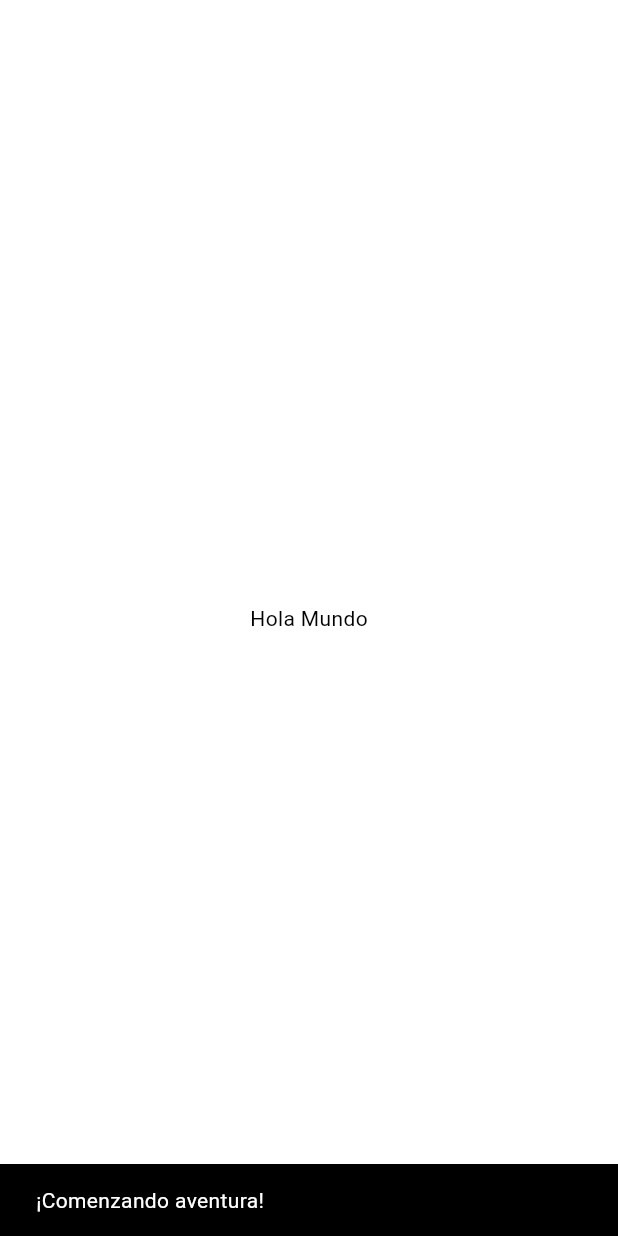
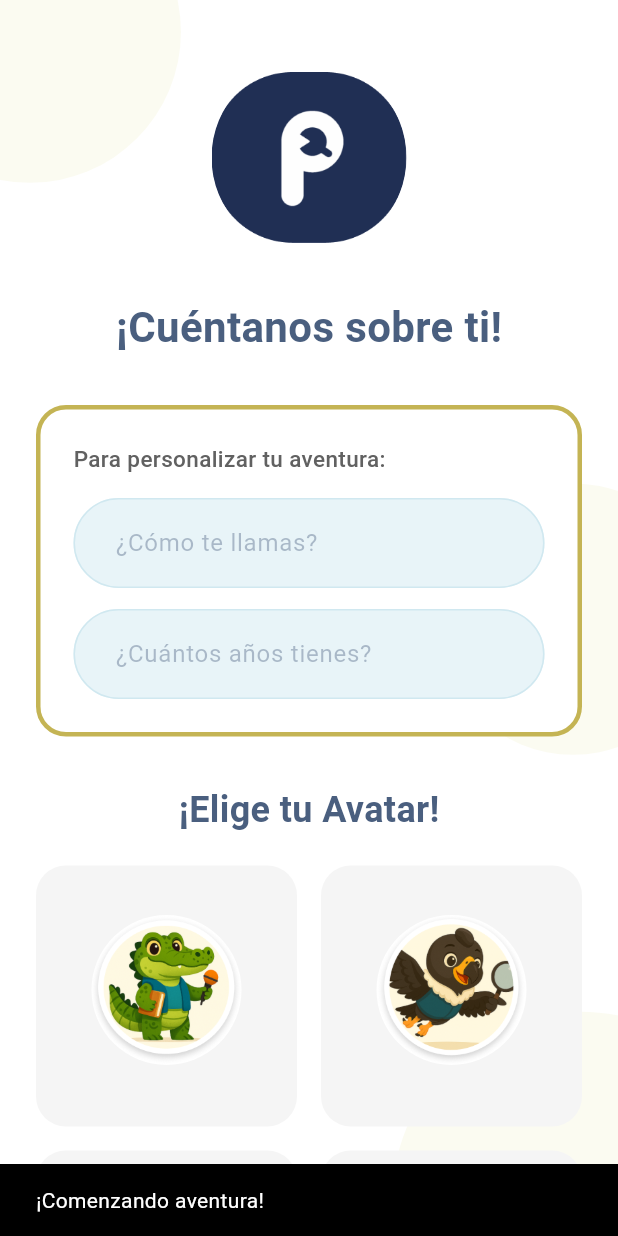
Before and after one commit to cbhas/piensa-play, a Flutter app: the screen it shows after launch, after a tap on "Comenzar", on a phone screen of 412 x 824 dp. Run offline on Flutter 3.47's test engine with Material 3 defaults, Android fonts, the light colour scheme and no system bars.

Commit message:
feat: implementar pantalla de onboarding con burbujas animadas y selección de avatar
- Implementa OnboardingPage completa con formulario de perfil de usuario
- Agrega validación de formulario para nombre y edad (8-12 años)
- Crea widget AnimatedBubble con animaciones flotantes decorativas
- Implementa componente AvatarSelector con 4 opciones de avatares
- Integra use case SaveUserProfile para persistencia de datos
- Añade todos los assets de avatares (cocodrilo, pajaro, jaguar, tortuga)
- Actualiza AppRoutes con la ruta de navegación del onboarding
- Mantiene la estructura de Clean Architecture con capas domain/data/presentation
- Elimina pantallas obsoletas de registro y principal
- Actualiza pubspec.yaml con dependencias requeridas

```diff
--- a/piensa_play/lib/core/routes/app_routes.dart
+++ b/piensa_play/lib/core/routes/app_routes.dart
@@ -1,20 +1,20 @@
 import 'package:flutter/material.dart';
 import 'package:piensa_play/features/splash/presentation/pages/splash_page.dart';
 import 'package:piensa_play/features/welcome/presentation/pages/welcome_page.dart';
-import 'package:piensa_play/features/register/presentation/pages/register.dart';
+import 'package:piensa_play/features/onboarding/presentation/pages/onboarding_page.dart';
 
 class AppRoutes {
   static const String splash = '/';
   static const String welcome = '/welcome';
   static const String tutorial = '/tutorial';
-  static const String register = '/register';
+  static const String onboarding = '/onboarding';
   static const String home = '/home';
 
   static Map<String, WidgetBuilder> get routes {
     return {
       splash: (context) => const SplashPage(),
       welcome: (context) => const WelcomePage(),
-      register: (context) => const Register(),
+      onboarding: (context) => const OnboardingPage(),
     };
   }
 }
--- /dev/null
+++ b/piensa_play/lib/features/onboarding/domain/entities/avatar.dart
@@ -0,0 +1,15 @@
+// ============================================
+// lib/features/onboarding/domain/entities/avatar.dart
+// ============================================
+
+class Avatar {
+  final String id;
+  final String assetPath;
+  final String name;
+
+  const Avatar({
+    required this.id,
+    required this.assetPath,
+    required this.name,
+  });
+}
--- /dev/null
+++ b/piensa_play/lib/features/onboarding/domain/entities/user_profile.dart
@@ -0,0 +1,39 @@
+class UserProfile {
+  final String name;
+  final int age;
+  final String avatarId;
+
+  const UserProfile({
+    required this.name,
+    required this.age,
+    required this.avatarId,
+  });
+
+  UserProfile copyWith({
+    String? name,
+    int? age,
+    String? avatarId,
+  }) {
+    return UserProfile(
+      name: name ?? this.name,
+      age: age ?? this.age,
+      avatarId: avatarId ?? this.avatarId,
+    );
+  }
+
+  Map<String, dynamic> toJson() {
+    return {
+      'name': name,
+      'age': age,
+      'avatarId': avatarId,
+    };
+  }
+
+  factory UserProfile.fromJson(Map<String, dynamic> json) {
+    return UserProfile(
+      name: json['name'] as String,
+      age: json['age'] as int,
+      avatarId: json['avatarId'] as String,
+    );
+  }
+}
--- /dev/null
+++ b/piensa_play/lib/features/onboarding/domain/usecases/get_avatars.dart
@@ -0,0 +1,30 @@
+// lib/features/onboarding/domain/usecases/get_avatars.dart
+
+import '../entities/avatar.dart';
+
+class GetAvatars {
+  List<Avatar> execute() {
+    return [
+      const Avatar(
+        id: 'cocodrilo',
+        assetPath: 'assets/avatars/cocodrilo.png',
+        name: '',
+      ),
+      const Avatar(
+        id: 'pajaro',
+        assetPath: 'assets/avatars/pajaro.png',
+        name: '',
+      ),
+      const Avatar(
+        id: 'jaguar',
+        assetPath: 'assets/avatars/jaguar.png',
+        name: '',
+      ),
+      const Avatar(
+        id: 'tortuga',
+        assetPath: 'assets/avatars/tortuga.png',
+        name: '',
+      ),
+    ];
+  }
+}
--- /dev/null
+++ b/piensa_play/lib/features/onboarding/domain/usecases/save_user_profile.dart
@@ -0,0 +1,12 @@
+// ============================================
+// lib/features/onboarding/domain/usecases/save_user_profile.dart
+// ============================================
+
+import '../entities/user_profile.dart';
+
+class SaveUserProfile {
+  Future<void> execute(UserProfile profile) async {
+    // Implementación de guardado local/Firebase
+    await Future.delayed(const Duration(milliseconds: 500));
+  }
+}
--- /dev/null
+++ b/piensa_play/lib/features/onboarding/presentation/pages/onboarding_page.dart
@@ -0,0 +1,377 @@
+// lib/features/onboarding/presentation/pages/onboarding_page.dart
+
+import 'package:flutter/material.dart';
+import '../../../../core/theme/app_theme.dart';
+import '../../domain/entities/avatar.dart';
+import '../../domain/entities/user_profile.dart';
+import '../../domain/usecases/get_avatars.dart';
+import '../../domain/usecases/save_user_profile.dart';
+import '../widgets/avatar_selector.dart';
+import '../widgets/animated_bubble.dart';
+
+class OnboardingPage extends StatefulWidget {
+  const OnboardingPage({super.key});
+
+  @override
+  State<OnboardingPage> createState() => _OnboardingPageState();
+}
+
+class _OnboardingPageState extends State<OnboardingPage> {
+  final _formKey = GlobalKey<FormState>();
+  final _nameController = TextEditingController();
+  final _ageController = TextEditingController();
+
+  final GetAvatars _getAvatars = GetAvatars();
+  final SaveUserProfile _saveUserProfile = SaveUserProfile();
+
+  String? _selectedAvatarId;
+  List<Avatar> _avatars = [];
+
+  @override
+  void initState() {
+    super.initState();
+    _avatars = _getAvatars.execute();
+  }
+
+  @override
+  void dispose() {
+    _nameController.dispose();
+    _ageController.dispose();
+    super.dispose();
+  }
+
+  void _handleAvatarSelection(String avatarId) {
+    setState(() {
+      _selectedAvatarId = avatarId;
+    });
+  }
+
+  Future<void> _handleSubmit() async {
+    if (_formKey.currentState!.validate()) {
+      if (_selectedAvatarId == null) {
+        ScaffoldMessenger.of(context).showSnackBar(
+          SnackBar(
+            content: const Text('Por favor selecciona un avatar'),
+            backgroundColor: AppTheme.primaryDark,
+            behavior: SnackBarBehavior.floating,
+          ),
+        );
+        return;
+      }
+
+      final profile = UserProfile(
+        name: _nameController.text,
+        age: int.parse(_ageController.text),
+        avatarId: _selectedAvatarId!,
+      );
+
+      await _saveUserProfile.execute(profile);
+
+      if (mounted) {
+        Navigator.pushReplacementNamed(context, '/home');
+      }
+    }
+  }
+
+  @override
+  Widget build(BuildContext context) {
+    return Scaffold(
+      backgroundColor: Colors.white,
+      body: Stack(
+        children: [
+          // Burbujas decorativas animadas
+          _buildDecorativeBubbles(),
+
+          // Contenido principal
+          SafeArea(
+            child: SingleChildScrollView(
+              child: Padding(
+                padding: const EdgeInsets.symmetric(horizontal: 24.0),
+                child: Form(
+                  key: _formKey,
+                  child: Column(
+                    children: [
+                      const SizedBox(height: 40),
+
+                      // Logo con imagen p.png
+                      Container(
+                        child: Center(
+                          child: ClipOval(
+                            child: Container(
+                              width: 130,
+                              height: 130,
+                              child: Center(
+                                child: Image.asset(
+                                  'assets/images/p.png',
+                                  width: 130,
+                                  height: 130,
+                                  colorBlendMode: BlendMode.srcIn,
+                                ),
+                              ),
+                            ),
+                          ),
+                        ),
+                      ),
+
+                      const SizedBox(height: 28),
+
+                      // Título
+                      Text(
+                        '¡Cuéntanos sobre ti!',
+                        style: TextStyle(
+                          fontSize: 28,
+                          fontWeight: FontWeight.bold,
+                          color: AppTheme.primaryDark,
+                        ),
+                      ),
+
+                      const SizedBox(height: 32),
+
+                      // Contenedor del formulario con borde dorado
+                      Container(
+                        padding: const EdgeInsets.all(22),
+                        decoration: BoxDecoration(
+                          color: Colors.white,
+                          border: Border.all(
+                            color: const Color(0xFFC4B454),
+                            width: 3,
+                          ),
+                          borderRadius: BorderRadius.circular(20),
+                        ),
+                        child: Column(
+                          crossAxisAlignment: CrossAxisAlignment.start,
+                          children: [
+                            Text(
+                              'Para personalizar tu aventura:',
+                              style: TextStyle(
+                                fontSize: 15,
+                                color: Colors.grey.shade700,
+                                fontWeight: FontWeight.w500,
+                              ),
+                            ),
+                            const SizedBox(height: 16),
+
+                            // Campo de nombre
+                            TextFormField(
+                              controller: _nameController,
+                              style: TextStyle(
+                                color: AppTheme.primaryDark,
+                                fontSize: 16,
+                              ),
+                              decoration: InputDecoration(
+                                hintText: '¿Cómo te llamas?',
+                                hintStyle: TextStyle(
+                                  color: AppTheme.primaryDark.withOpacity(0.4),
+                                  fontSize: 16,
+                                ),
+                                filled: true,
+                                fillColor: const Color(0xFFE8F4F8),
+                                border: OutlineInputBorder(
+                                  borderRadius: BorderRadius.circular(30),
+                                  borderSide: BorderSide.none,
+                                ),
+                                enabledBorder: OutlineInputBorder(
+                                  borderRadius: BorderRadius.circular(30),
+                                  borderSide: const BorderSide(
+                                    color: Color(0xFFD0E8F0),
+                                    width: 1,
+                                  ),
+                                ),
+                                focusedBorder: OutlineInputBorder(
+                                  borderRadius: BorderRadius.circular(30),
+                                  borderSide: BorderSide(
+                                    color: AppTheme.primaryDark.withOpacity(0.5),
+                                    width: 2,
+                                  ),
+                                ),
+                                errorBorder: OutlineInputBorder(
+                                  borderRadius: BorderRadius.circular(30),
+                                  borderSide: const BorderSide(
+                                    color: Colors.red,
+                                    width: 1.5,
+                                  ),
+                                ),
+                                contentPadding: const EdgeInsets.symmetric(
+                                  horizontal: 24,
+                                  vertical: 18,
+                                ),
+                              ),
+                              validator: (value) {
+                                if (value == null || value.isEmpty) {
+                                  return 'Por favor ingresa tu nombre';
+                                }
+                                return null;
+                              },
+                            ),
+
+                            const SizedBox(height: 14),
+
+                            // Campo de edad
+                            TextFormField(
+                              controller: _ageController,
+                              style: TextStyle(
+                                color: AppTheme.primaryDark,
+                                fontSize: 16,
+                              ),
+                              decoration: InputDecoration(
+                                hintText: '¿Cuántos años tienes?',
+                                hintStyle: TextStyle(
+                                  color: AppTheme.primaryDark.withOpacity(0.4),
+                                  fontSize: 16,
+                                ),
+                                filled: true,
+                                fillColor: const Color(0xFFE8F4F8),
+                                border: OutlineInputBorder(
+                                  borderRadius: BorderRadius.circular(30),
+                                  borderSide: BorderSide.none,
+                                ),
+                                enabledBorder: OutlineInputBorder(
+                                  borderRadius: BorderRadius.circular(30),
+                                  borderSide: const BorderSide(
+                                    color: Color(0xFFD0E8F0),
+                                    width: 1,
+                                  ),
+                                ),
+                                focusedBorder: OutlineInputBorder(
+                                  borderRadius: BorderRadius.circular(30),
+                                  borderSide: BorderSide(
+                                    color: AppTheme.primaryDark.withOpacity(0.5),
+                                    width: 2,
+                                  ),
+                                ),
+                                errorBorder: OutlineInputBorder(
+                                  borderRadius: BorderRadius.circular(30),
+                                  borderSide: const BorderSide(
+                                    color: Colors.red,
+                                    width: 1.5,
+                                  ),
+                                ),
+                                contentPadding: const EdgeInsets.symmetric(
+                                  horizontal: 24,
+                                  vertical: 18,
+                                ),
+                              ),
+                              keyboardType: TextInputType.number,
+                              validator: (value) {
+                                if (value == null || value.isEmpty) {
+                                  return 'Por favor ingresa tu edad';
+                                }
+                                final age = int.tryParse(value);
+                                if (age == null || age < 8 || age > 12) {
+                                  return 'La edad debe estar entre 8 y 12 años';
+                                }
+                                return null;
+                              },
+                            ),
+                          ],
+                        ),
+                      ),
+
+                      const SizedBox(height: 32),
+
+                      // Título selector de avatar
+                      Text(
+                        '¡Elige tu Avatar!',
+                        style: TextStyle(
+                          fontSize: 24,
+                          fontWeight: FontWeight.bold,
+                          color: AppTheme.primaryDark,
+                        ),
+                      ),
+
+                      const SizedBox(height: 20),
+
+                      // Grid de avatares
+                      AvatarSelector(
+                        avatars: _avatars,
+                        selectedAvatarId: _selectedAvatarId,
+                        onAvatarSelected: _handleAvatarSelection,
+                      ),
+
+                      const SizedBox(height: 32),
+
+                      // Botón "¡A Jugar!"
+                      SizedBox(
+                        width: double.infinity,
+                        height: 60,
+                        child: ElevatedButton(
+                          onPressed: _handleSubmit,
+                          style: ElevatedButton.styleFrom(
+                            backgroundColor: const Color(0xFFA0E69D),
+                            foregroundColor: AppTheme.tertiaryDark,
+                            shape: RoundedRectangleBorder(
+                              borderRadius: BorderRadius.circular(30),
+                            ),
+                            elevation: 0,
+                          ),
+                          child: Text(
+                            '¡A Jugar!',
+                            style: TextStyle(
+                              fontSize: 22,
+                              fontWeight: FontWeight.bold,
+                              color: AppTheme.tertiaryDark,
+                              letterSpacing: 0.5,
+                            ),
+                          ),
+                        ),
+                      ),
+
+                      const SizedBox(height: 16),
+
+                      // Texto informativo
+                      Text(
+                        'Solo usamos esta información para personalizar tu\nexperiencia.',
+                        textAlign: TextAlign.center,
+                        style: TextStyle(
+                          fontSize: 12,
+                          color: Colors.grey.shade600,
+                          height: 1.4,
+                        ),
+                      ),
+
+                      const SizedBox(height: 32),
+                    ],
+                  ),
+                ),
+              ),
+            ),
+          ),
+        ],
+      ),
+    );
+  }
+
+  // Burbujas decorativas animadas
+  Widget _buildDecorativeBubbles() {
+    return Stack(
+      children: [
+        // Burbuja superior izquierda
+        AnimatedBubble(
+          size: 200,
+          top: -80,
+          left: -80,
+          duration: 4,
+          offset: 20,
+        ),
+
+        // Burbuja inferior derecha
+        AnimatedBubble(
+          size: 250,
+          bottom: -100,
+          right: -100,
+          duration: 5,
+          offset: 25,
+        ),
+
+        // Burbuja centro derecha
+        AnimatedBubble(
+          size: 180,
+          right: -60,
+          centerVertically: true,
+          duration: 4.5,
+          offset: 15,
+        ),
+      ],
+    );
+  }
+}
--- /dev/null
+++ b/piensa_play/lib/features/onboarding/presentation/widgets/animated_bubble.dart
@@ -0,0 +1,119 @@
+// lib/features/onboarding/presentation/widgets/animated_bubble.dart
+
+import 'package:flutter/material.dart';
+
+class AnimatedBubble extends StatefulWidget {
+  final double size;
+  final double? top;
+  final double? bottom;
+  final double? left;
+  final double? right;
+  final bool centerVertically;
+  final double duration;
+  final double offset;
+
+  const AnimatedBubble({
+    super.key,
+    required this.size,
+    this.top,
+    this.bottom,
+    this.left,
+    this.right,
+    this.centerVertically = false,
+    this.duration = 3.0,
+    this.offset = 20.0,
+  });
+
+  @override
+  State<AnimatedBubble> createState() => _AnimatedBubbleState();
+}
+
+class _AnimatedBubbleState extends State<AnimatedBubble>
+    with SingleTickerProviderStateMixin {
+  late AnimationController _controller;
+  late Animation<double> _animationY;
+  late Animation<double> _animationScale;
+
+  @override
+  void initState() {
+    super.initState();
+
+    _controller = AnimationController(
+      duration: Duration(milliseconds: (widget.duration * 1000).toInt()),
+      vsync: this,
+    );
+
+    _animationY = Tween<double>(
+      begin: 0,
+      end: widget.offset,
+    ).animate(
+      CurvedAnimation(
+        parent: _controller,
+        curve: Curves.easeInOut,
+      ),
+    );
+
+    _animationScale = Tween<double>(
+      begin: 1.0,
+      end: 1.1,
+    ).animate(
+      CurvedAnimation(
+        parent: _controller,
+        curve: Curves.easeInOut,
+      ),
+    );
+
+    _controller.repeat(reverse: true);
+  }
+
+  @override
+  void dispose() {
+    _controller.dispose();
+    super.dispose();
+  }
+
+  @override
+  Widget build(BuildContext context) {
+    Widget bubble = AnimatedBuilder(
+      animation: _controller,
+      builder: (context, child) {
+        return Transform.translate(
+          offset: Offset(0, _animationY.value),
+          child: Transform.scale(
+            scale: _animationScale.value,
+            child: Container(
+              width: widget.size,
+              height: widget.size,
+              decoration: BoxDecoration(
+                color: const Color(0xFFF5F5DC).withOpacity(0.4),
+                shape: BoxShape.circle,
+              ),
+            ),
+          ),
+        );
+      },
+    );
+
+    // centrada verticalmente
+    if (widget.centerVertically) {
+      return Positioned(
+        top: 0,
+        bottom: 0,
+        right: widget.right,
+        left: widget.left,
+        child: Center(
+          child: bubble,
+        ),
+      );
+    }
+
+    // Posicionamiento normal
+    return Positioned(
+      top: widget.top,
+      bottom: widget.bottom,
+      left: widget.left,
+      right: widget.right,
+      child: bubble,
+    );
+  }
+}
--- /dev/null
+++ b/piensa_play/lib/features/onboarding/presentation/widgets/avatar_selector.dart
@@ -0,0 +1,83 @@
+// lib/features/onboarding/presentation/widgets/avatar_selector.dart
+
+import 'package:flutter/material.dart';
+import '../../../../core/theme/app_theme.dart';
+import '../../domain/entities/avatar.dart';
+
+class AvatarSelector extends StatelessWidget {
+  final List<Avatar> avatars;
+  final String? selectedAvatarId;
+  final Function(String) onAvatarSelected;
+
+  const AvatarSelector({
+    super.key,
+    required this.avatars,
+    required this.selectedAvatarId,
+    required this.onAvatarSelected,
+  });
+
+  @override
+  Widget build(BuildContext context) {
+    return GridView.builder(
+      shrinkWrap: true,
+      physics: const NeverScrollableScrollPhysics(),
+      gridDelegate: const SliverGridDelegateWithFixedCrossAxisCount(
+        crossAxisCount: 2,
+        crossAxisSpacing: 16,
+        mainAxisSpacing: 16,
+        childAspectRatio: 1,
+      ),
+      itemCount: avatars.length,
+      itemBuilder: (context, index) {
+        final avatar = avatars[index];
+        final isSelected = selectedAvatarId == avatar.id;
+
+        return GestureDetector(
+          onTap: () => onAvatarSelected(avatar.id),
+          child: AnimatedContainer(
+            duration: const Duration(milliseconds: 250),
+            decoration: BoxDecoration(
+              color: const Color(0xFFF5F5F5),
+              borderRadius: BorderRadius.circular(20),
+              border: Border.all(
+                color: isSelected
+                    ? const Color(0xFFE91E63)
+                    : Colors.transparent,
+                width: 4,
+              ),
+            ),
+            child: Column(
+              mainAxisAlignment: MainAxisAlignment.center,
+              children: [
+                // Círculo con la imagen del avatar
+                Container(
+                  width: 100,
+                  height: 100,
+                  decoration: const BoxDecoration(
+                    color: Colors.white,
+                    shape: BoxShape.circle,
+                  ),
+                  child: ClipOval(
+                    child: Image.asset(
+                      avatar.assetPath,
+                      fit: BoxFit.cover,
+                      errorBuilder: (context, error, stackTrace) {
+                        return Icon(
+                          Icons.pets,
+                          size: 50,
+                          color: Colors.grey.shade400,
+                        );
+                      },
+                    ),
+                  ),
+                ),
+                const SizedBox(height: 8),
+
+              ],
+            ),
+          ),
+        );
+      },
+    );
+  }
+}
--- a/piensa_play/lib/features/register/presentation/pages/register.dart
+++ /dev/null
@@ -1,16 +0,0 @@
-import 'package:flutter/material.dart';
-
-class Register extends StatelessWidget {
-  const Register({super.key});
-
-  @override
-  Widget build(BuildContext context) {
-    return Scaffold(
-      body: Center(
-        child: Text(
-          'Hola Mundo',
-        ),
-      ),
-    );
-  }
-}
--- a/piensa_play/lib/features/welcome/presentation/pages/welcome_page.dart
+++ b/piensa_play/lib/features/welcome/presentation/pages/welcome_page.dart
@@ -35,7 +35,7 @@ class _WelcomePageState extends State<WelcomePage> {
       ScaffoldMessenger.of(context).showSnackBar(
         const SnackBar(content: Text('¡Comenzando aventura!')),
       );
-      Navigator.of(context).pushReplacementNamed(AppRoutes.register);
+      Navigator.of(context).pushReplacementNamed(AppRoutes.onboarding);
     }
   }
 
--- a/piensa_play/pubspec.yaml
+++ b/piensa_play/pubspec.yaml
@@ -18,4 +18,5 @@ dev_dependencies:
 flutter:
   assets:
     - assets/images/
+    - assets/avatars/
   uses-material-design: true
```
Also changed, not shown: piensa_play/assets/avatars/cocodrilo.png (added), piensa_play/assets/avatars/jaguar.png (added), piensa_play/assets/avatars/pajaro.png (added), piensa_play/assets/avatars/tortuga.png (added), piensa_play/assets/images/p.png (added), piensa_play/lib/screens/principal.dart (deleted).
